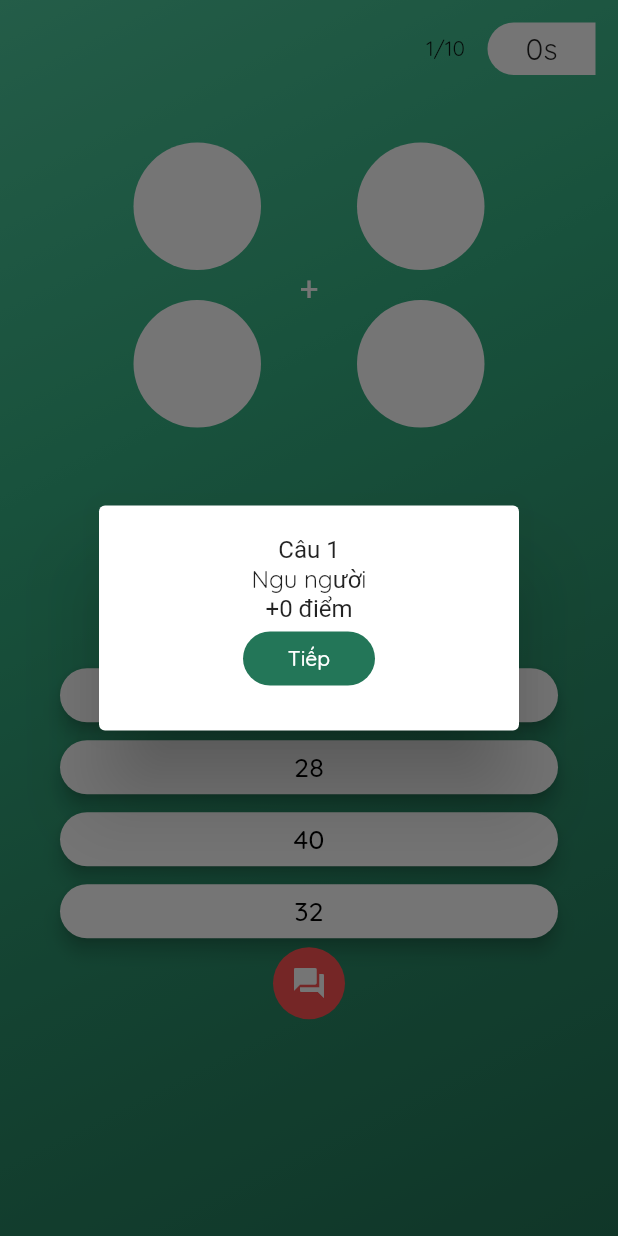
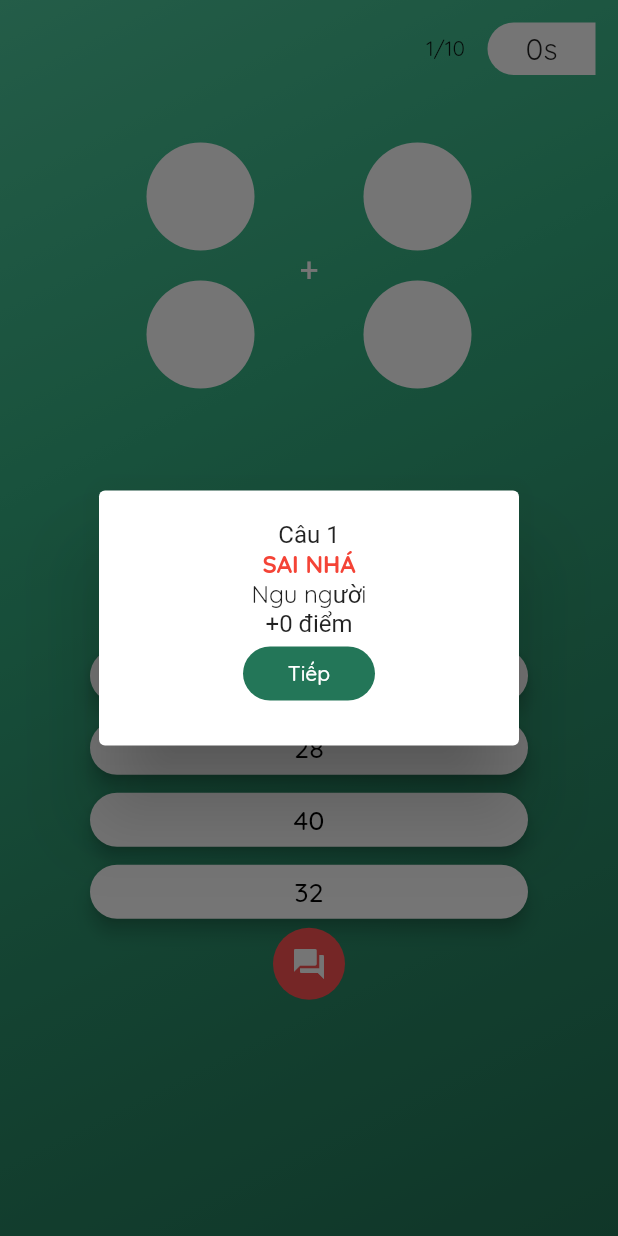
Before and after one commit to tientranzt/stupid_old, a Flutter app: the PlayAnimalGame screen opened by its route, after a tap on the "question answer" icon, on a phone screen of 412 x 824 dp. Run offline on Flutter 3.47's test engine with Material 2 defaults, Android fonts, the phone set to English and light mode, and no system bars; our stand-ins replace cloud_firestore, firebase_auth, modal_progress_hud; accounts and stored records are empty.

Commit message:
improve function in play_animal_game

```diff
--- a/lib/pages/play_animal_game.dart
+++ b/lib/pages/play_animal_game.dart
@@ -135,21 +135,39 @@ class _PlayAnimalGameState extends State<PlayAnimalGame> {
       builder: (BuildContext context) {
         return WillPopScope(
             onWillPop: () async => false,
-          child: _countQuestion == 10
-              ? AlertDialog(
+            child: AlertDialog(
               content: SingleChildScrollView(
                 child: Column(
                   children: <Widget>[
                     Text('Câu $_countQuestion'),
                     isTrue
-                            ? Text('Thật trúy tệ',
+                        ? Column(
+                            children: <Widget>[
+                              Text('ĐÚNG RỒI',
+                                  style: TextStyle(
+                                      color: Colors.red,
+                                      fontWeight: FontWeight.bold,
+                                      fontFamily: 'Quicksand')),
+                              Text('Thật trúy tệ',
                                   style: TextStyle(fontFamily: 'Quicksand'))
-                            : Text(
+                            ],
+                          )
+                        : Column(
+                            children: <Widget>[
+                              Text('SAI NHÁ',
+                                  style: TextStyle(
+                                      color: Colors.red,
+                                      fontWeight: FontWeight.bold,
+                                      fontFamily: 'Quicksand')),
+                              Text(
                                 'Ngu người',
                                 style: TextStyle(fontFamily: 'Quicksand'),
+                              )
+                            ],
                           ),
                     isTrue ? Text('+20 điểm') : Text('+0 điểm'),
-                        FlatButton(
+                    _countQuestion == 10
+                        ? FlatButton(
                             shape: RoundedRectangleBorder(
                                 borderRadius: BorderRadius.circular(50)),
                             color: Color(0xFF237658),
@@ -159,27 +177,11 @@ class _PlayAnimalGameState extends State<PlayAnimalGame> {
                                   color: Colors.white, fontFamily: 'Quicksand'),
                             ),
                             onPressed: () {
-                            Navigator.of(context).pushNamed('animal_math_game');
+                              Navigator.of(context)
+                                  .pushNamed('animal_math_game');
                             },
-                        ),
-                      ],
-                    ),
-                  ),
                           )
-              : AlertDialog(
-                  content: SingleChildScrollView(
-                    child: Column(
-                      children: <Widget>[
-                        Text('Câu $_countQuestion'),
-                        isTrue
-                            ? Text('Thật trúy tệ',
-                                style: TextStyle(fontFamily: 'Quicksand'))
-                            : Text(
-                                'Ngu người',
-                                style: TextStyle(fontFamily: 'Quicksand'),
-                              ),
-                        isTrue ? Text('+20 điểm') : Text('+0 điểm'),
-                        FlatButton(
+                        : FlatButton(
                             shape: RoundedRectangleBorder(
                                 borderRadius: BorderRadius.circular(50)),
                             color: Color(0xFF237658),
@@ -196,8 +198,7 @@ class _PlayAnimalGameState extends State<PlayAnimalGame> {
                   ],
                 ),
               ),
-                ),
-        );
+            ));
       },
     );
   }
@@ -322,7 +323,7 @@ class _PlayAnimalGameState extends State<PlayAnimalGame> {
                       Expanded(
                         child: Container(
                           padding:
-                              EdgeInsets.only(left: 40, right: 40, bottom: 20),
+                              EdgeInsets.only(left: 60, right: 60, bottom: 20),
                           child: Column(
                             mainAxisAlignment: MainAxisAlignment.center,
                             children: <Widget>[
@@ -350,23 +351,28 @@ class _PlayAnimalGameState extends State<PlayAnimalGame> {
                                 clickAnswerButton: clickAnswerButton,
                                 colorButton: listColorAnswer[3],
                               ),
-
                               Container(
                                 decoration: BoxDecoration(
                                     color: Colors.redAccent,
                                     shape: BoxShape.circle),
                                 child: FlatButton(
+                                  hoverColor: Colors.green,
+                                  focusColor: Colors.green,
                                   splashColor: Colors.transparent,
                                   color: Colors.transparent,
                                   child: Icon(
                                     Icons.question_answer,
                                     color: Colors.white,
                                   ),
-                                      onPressed: () {print('hello');},
+                                  onPressed: () {
+                                    setState(() {
+                                      _neverSatisfied();
+                                      flatAlertMessage = false;
+                                      _timer.cancel();
+                                    });
+                                  },
                                 ),
                               )
-
-
                             ],
                           ),
                         ),
--- a/lib/widgets/animal_answer.dart
+++ b/lib/widgets/animal_answer.dart
@@ -4,7 +4,7 @@ class AnimalAnswer extends StatelessWidget {
   final int title;
   final int indexResult;
   final Function clickAnswerButton;
-  Color colorButton;
+  final Color colorButton;
 
   AnimalAnswer(
       {this.title, this.indexResult, this.clickAnswerButton, this.colorButton});
--- a/lib/widgets/animal_question.dart
+++ b/lib/widgets/animal_question.dart
@@ -8,8 +8,8 @@ class AnimalQuestion extends StatelessWidget {
     return Container(
       padding: EdgeInsets.all(5),
       decoration: BoxDecoration(color: Colors.white, shape: BoxShape.circle),
-      height: 85,
-      width: 85,
+      height: 72,
+      width: 72,
       child: Image.asset(
         'assets/images/zodiac/$nameAnimal.png',
       ),
```
Lines whose indentation alone changed are shown as unchanged.
